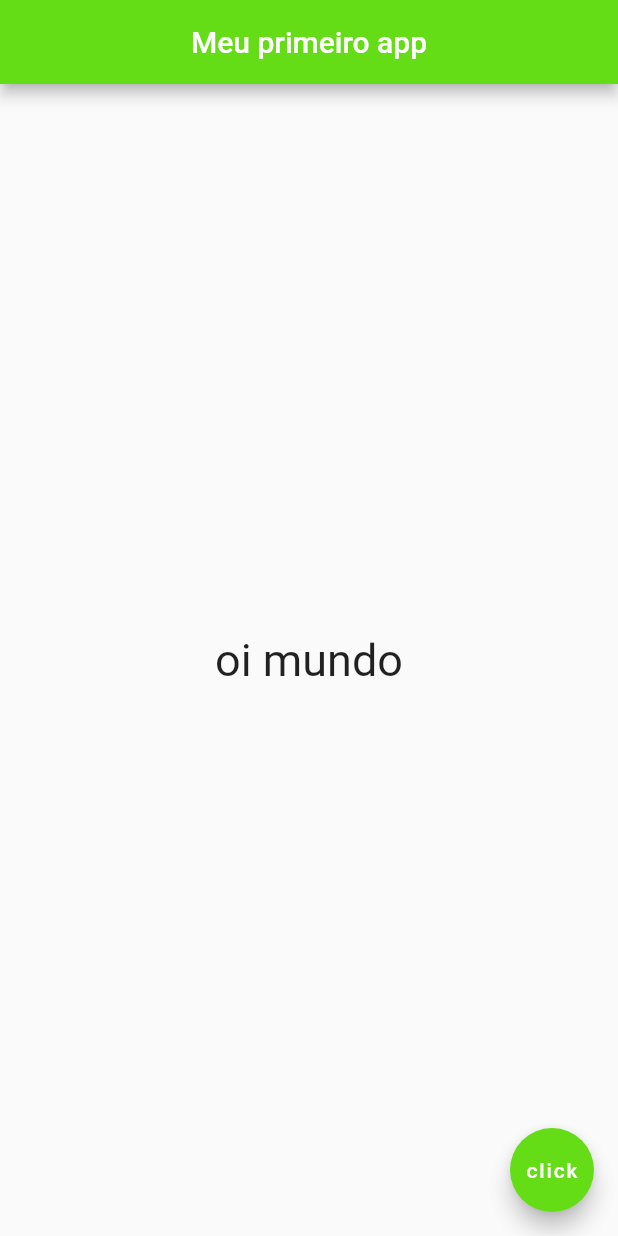
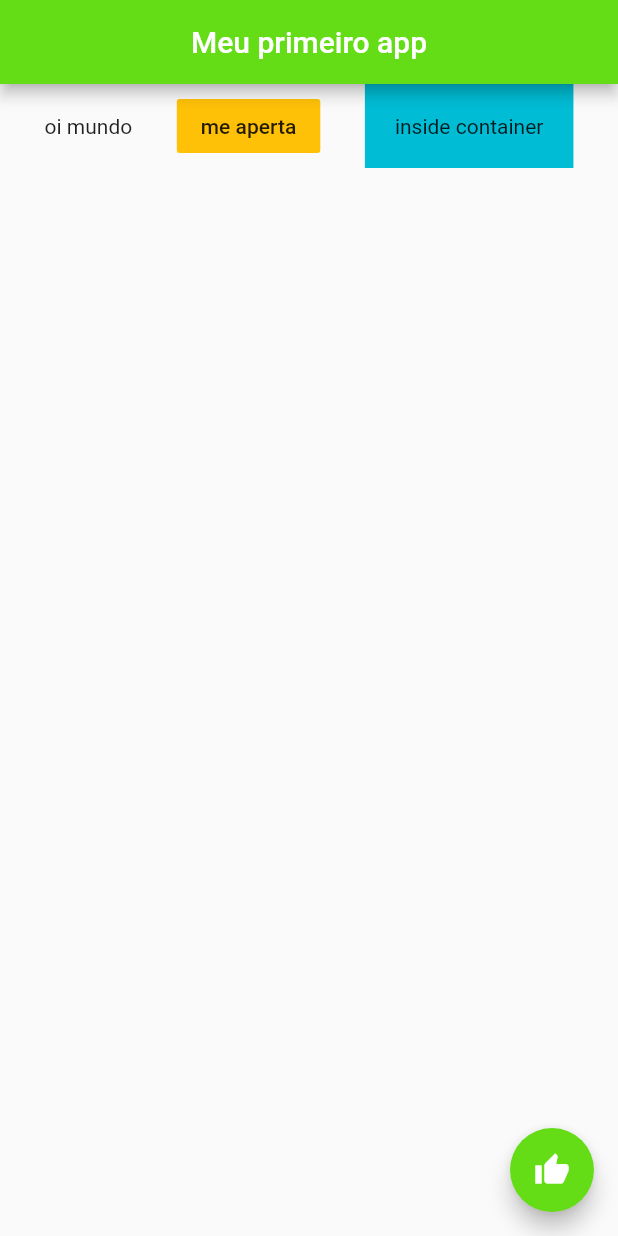
Before and after one commit to DanielFrancaContaGit/MyFistFlutterProject, a Flutter app: the screen it shows after launch, on a phone screen of 412 x 824 dp. Run offline on Flutter 3.47's test engine with Material 2 defaults, Android fonts, the phone set to English and light mode, and no system bars.

Commit message:
larning row and column

```diff
--- a/lib/main.dart
+++ b/lib/main.dart
@@ -13,19 +13,29 @@ class Home extends StatelessWidget {
         centerTitle: true,
         backgroundColor: Colors.lightGreenAccent[700],
       ),
-      body: Center(
-        child: Text(
-          'oi mundo',
-          style: TextStyle(
-            fontSize: 30,
+      body: Row(
+        mainAxisAlignment: MainAxisAlignment.spaceEvenly,
+        crossAxisAlignment: CrossAxisAlignment.center,
+        children: <Widget>[
+          Text('oi mundo'),
+          FlatButton(
+            onPressed: () {},
+            color: Colors.amber,
+            child: Text('me aperta'),
           ),
-        ),
+          Container(
+            color: Colors.cyan,
+            padding: EdgeInsets.all(20),
+            child: Text('inside container'),
+          )
+        ],
       ),
       floatingActionButton: FloatingActionButton(
         onPressed: () {},
-        child: Text('click'),
+        child: Icon(Icons.thumb_up),
         backgroundColor: Colors.lightGreenAccent[700],
       ),
+
     );
   }
 }
```
